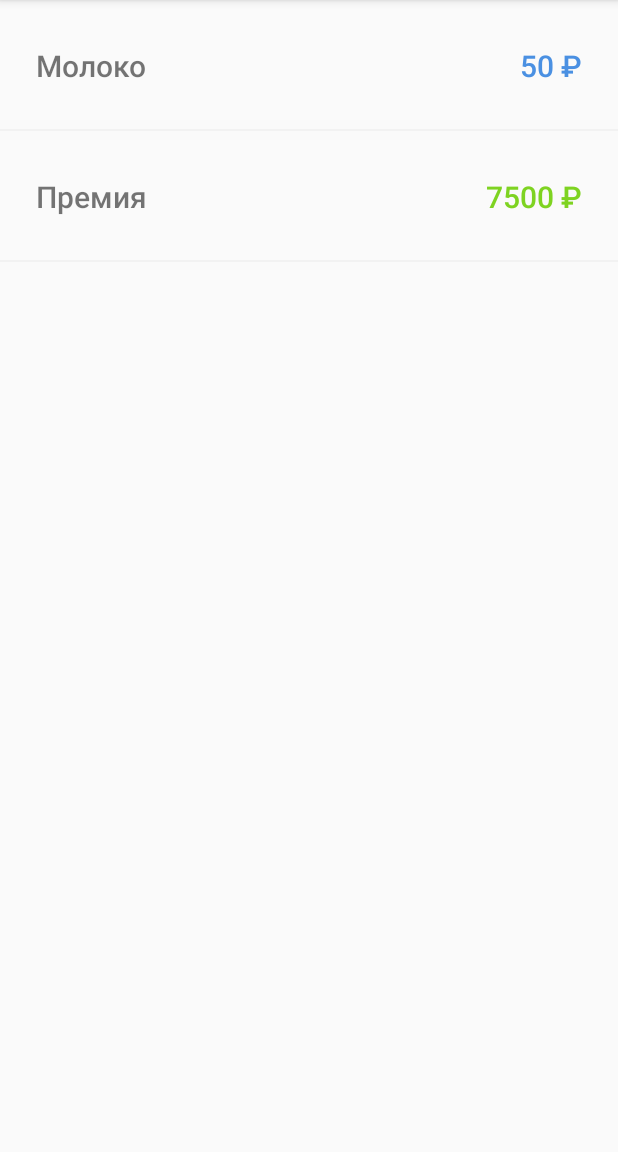
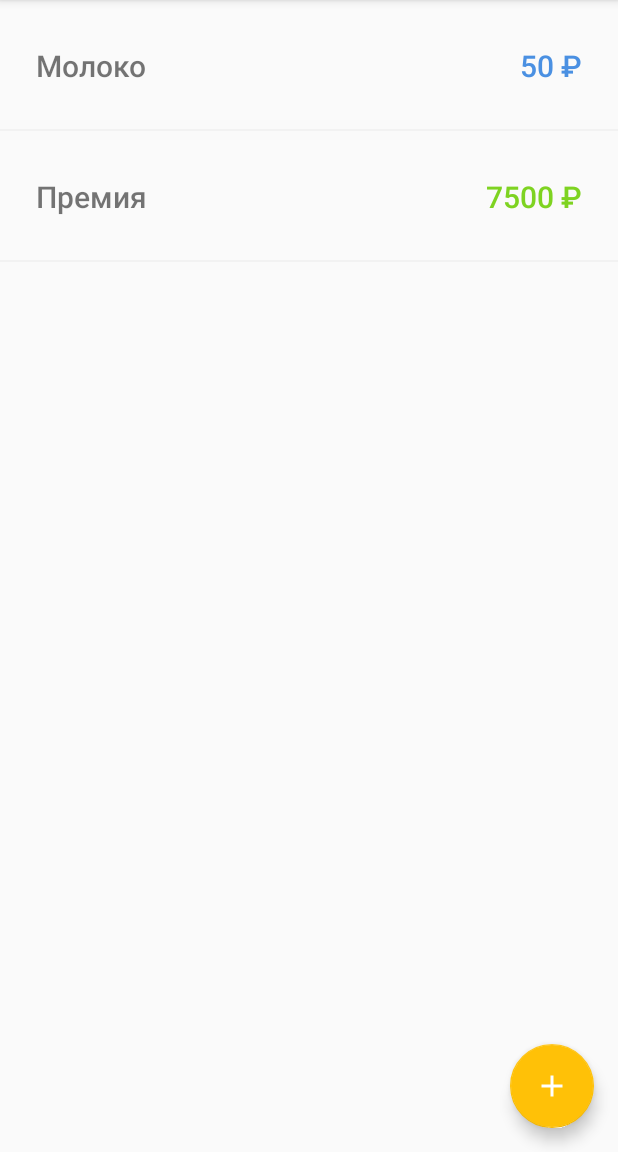
Before and after one commit to BornToNight/LoftMoney, an Android app: the screen it shows after launch (MainActivity), on a phone screen of 412 x 824 dp, the part 84-1236 px from its top. Run offline under Robolectric (Android 15) with nearby library versions, the phone set to English and light mode, and no system bars.

Commit message:
ДЗ-2-1-1

```diff
--- a/app/build.gradle
+++ b/app/build.gradle
@@ -27,6 +27,7 @@ dependencies {
     implementation 'androidx.appcompat:appcompat:1.1.0'
     implementation 'androidx.constraintlayout:constraintlayout:1.1.3'
     implementation "androidx.recyclerview:recyclerview:1.1.0"
+    implementation 'com.google.android.material:material:1.1.0'
     testImplementation 'junit:junit:4.12'
     androidTestImplementation 'androidx.test.ext:junit:1.1.1'
     androidTestImplementation 'androidx.test.espresso:espresso-core:3.2.0'
--- a/app/src/main/java/ru/borntonight/loftmoney/item/ItemAdapter.java
+++ b/app/src/main/java/ru/borntonight/loftmoney/item/ItemAdapter.java
@@ -30,6 +30,11 @@ public class ItemAdapter extends RecyclerView.Adapter<ItemAdapter.ItemViewHolder
 
     public void addData(List<Item> items) {
         this.items.addAll(items);
+        notifyDataSetChanged();
+    }
+
+    public void addData(Item item) {
+        items.add(item);
         notifyDataSetChanged();
     }
 
--- /dev/null
+++ b/app/src/main/res/drawable/ic_baseline_add_24.xml
@@ -0,0 +1,5 @@
+<vector android:height="21dp" android:tint="#FFFFFF"
+    android:viewportHeight="24" android:viewportWidth="24"
+    android:width="21dp" xmlns:android="http://schemas.android.com/apk/res/android">
+    <path android:fillColor="@android:color/white" android:pathData="M19,13h-6v6h-2v-6H5v-2h6V5h2v6h6v2z"/>
+</vector>
--- a/app/src/main/res/layout/activity_add_item.xml
+++ b/app/src/main/res/layout/activity_add_item.xml
@@ -30,7 +30,7 @@
         android:layout_marginTop="7dp"
         android:ems="10"
         android:hint="@string/price"
-        android:inputType="number"
+        android:digits="0123456789."
         android:textColor="#3574fa"
         android:textColorHint="#dbdbdb"
         app:layout_constraintEnd_toEndOf="parent"
--- a/app/src/main/res/layout/activity_main.xml
+++ b/app/src/main/res/layout/activity_main.xml
@@ -6,11 +6,25 @@
     android:layout_height="match_parent"
     tools:context=".MainActivity">
 
-    <view class="androidx.recyclerview.widget.RecyclerView"
+    <view
         android:id="@+id/priceRecycleView"
+        class="androidx.recyclerview.widget.RecyclerView"
         android:layout_width="match_parent"
         android:layout_height="match_parent">
 
     </view>
 
+    <com.google.android.material.floatingactionbutton.FloatingActionButton
+        android:id="@+id/floatingActionButton"
+        android:layout_width="56dp"
+        android:layout_height="56dp"
+        android:layout_marginBottom="16dp"
+        android:layout_marginEnd="16dp"
+        android:clickable="true"
+        android:onClick="addItemClick"
+        android:src="@drawable/ic_baseline_add_24"
+        app:backgroundTint="#FFC107"
+        app:layout_constraintBottom_toBottomOf="@+id/priceRecycleView"
+        app:layout_constraintEnd_toEndOf="@+id/priceRecycleView" />
+
 </androidx.constraintlayout.widget.ConstraintLayout>
--- a/build.gradle
+++ b/build.gradle
@@ -5,7 +5,7 @@ buildscript {
         jcenter()
     }
     dependencies {
-        classpath "com.android.tools.build:gradle:4.0.0"
+        classpath "com.android.tools.build:gradle:4.0.1"
 
         // NOTE: Do not place your application dependencies here; they belong
         // in the individual module build.gradle files
```
Also changed, not shown: app/src/main/java/ru/borntonight/loftmoney/AddItemActivity.java (+6 -1 lines), app/src/main/java/ru/borntonight/loftmoney/MainActivity.java (+19 -0 lines).
